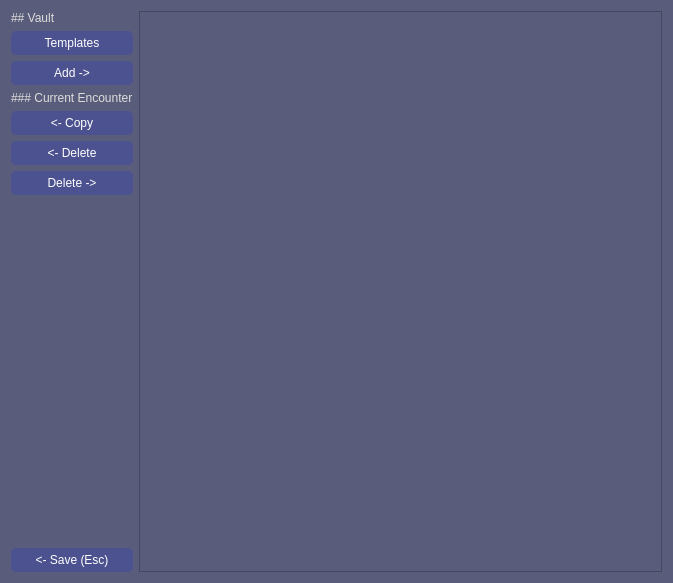
Old version of the form ui_files/Vault_Dialog.ui in the repository nogasgofast/Adventure_Wrench.
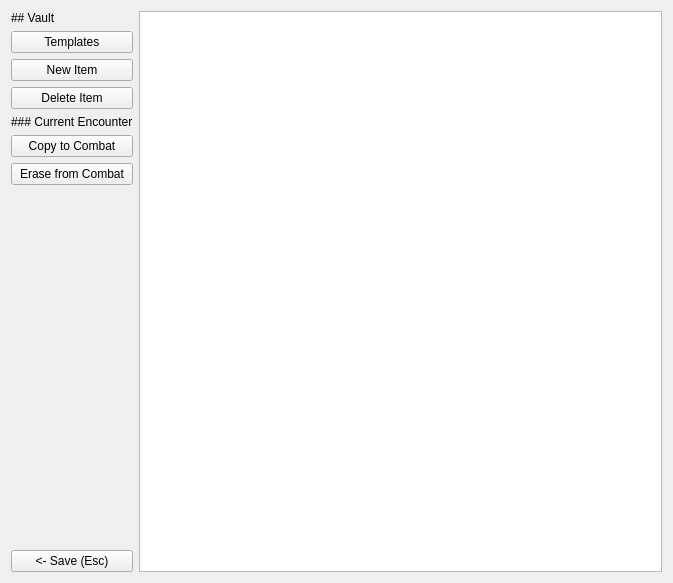
New version of the form.

```diff
--- a/ui_files/Vault_Dialog.ui
+++ b/ui_files/Vault_Dialog.ui
@@ -14,52 +14,7 @@
    <string>DM Vault</string>
   </property>
   <property name="styleSheet">
-   <string notr="true">QWidget {
-  color: black;
-  background-color: rgb(89, 92, 123);
-}
-
-QListWidget QTreeWidget{
-   color: #000;
-   selection-color: #FFF;
-   selection-background-color: #55A;
-}
-
-QListWidget::item:selected:!active{
-   color: #000;
-   selection-color: #FFF;
-   selection-background-color: #55A;
-}
-
-QTreeWidget::item:selected:!active{
-   color: #000;
-   selection-color: #FFF;
-   selection-background-color: #55A;
-}
-
-
-QToolTip {
-	border: 3px solid gray;
-	background-color: #39537d;
-    color: #FFF;
-}
-
-QLabel {
-color: rgb(222, 221, 218);
-}
-
-QPushButton {
-background-color: rgb(75, 82, 143);
-color: white;
-padding: 5px;
-border-color: rgb(75, 82, 143);
-border-width: 2px;
-border-radius: 5px;
-}
-
-QPushButton:pressed {
-    background-color: rgb(55, 62, 123);
-}</string>
+   <string notr="true"/>
   </property>
   <layout class="QVBoxLayout" name="verticalLayout_3">
    <item>
@@ -104,7 +59,20 @@
           <string>Add something new to the vault using templates.</string>
          </property>
          <property name="text">
-          <string>Add -&gt;</string>
+          <string>New Item</string>
+         </property>
+         <property name="autoDefault">
+          <bool>false</bool>
+         </property>
+        </widget>
+       </item>
+       <item>
+        <widget class="QPushButton" name="pushButton_delete_selected_items">
+         <property name="toolTip">
+          <string>Remove selected from current Encounter as well as DM Vault.</string>
+         </property>
+         <property name="text">
+          <string>Delete Item</string>
          </property>
          <property name="autoDefault">
           <bool>false</bool>
@@ -130,7 +98,7 @@
           <string>Add Selected Items to Current Encounter</string>
          </property>
          <property name="text">
-          <string>&lt;- Copy</string>
+          <string>Copy to Combat</string>
          </property>
          <property name="autoDefault">
           <bool>false</bool>
@@ -143,20 +111,7 @@
           <string>Remove Selected items from Current Encounter</string>
          </property>
          <property name="text">
-          <string>&lt;- Delete</string>
-         </property>
-         <property name="autoDefault">
-          <bool>false</bool>
-         </property>
-        </widget>
-       </item>
-       <item>
-        <widget class="QPushButton" name="pushButton_delete_selected_items">
-         <property name="toolTip">
-          <string>Remove selected from current Encounter as well as DM Vault.</string>
-         </property>
-         <property name="text">
-          <string>Delete -&gt;</string>
+          <string>Erase from Combat</string>
          </property>
          <property name="autoDefault">
           <bool>false</bool>
```
